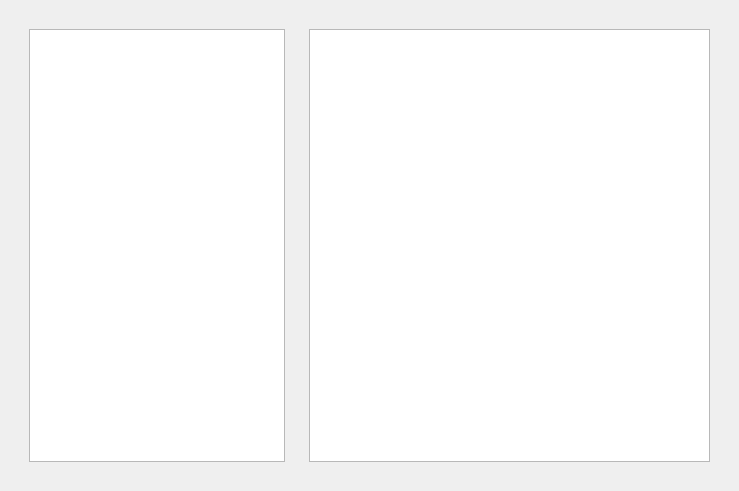
This is ui/ui_files/game_profile_widget.ui in JPCassimiro/JHMR as Qt 5 draws it before an edit. The edited form follows.
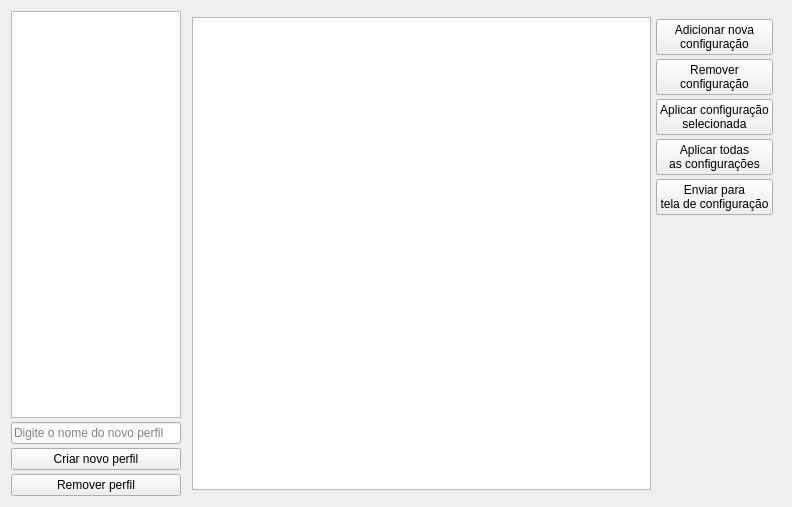
This is the edited form.

Commit message: 80% complete game profile feature

The edit to the form file:
```diff
--- a/ui/ui_files/game_profile_widget.ui
+++ b/ui/ui_files/game_profile_widget.ui
@@ -6,8 +6,8 @@
    <rect>
     <x>0</x>
     <y>0</y>
-    <width>739</width>
-    <height>491</height>
+    <width>792</width>
+    <height>507</height>
    </rect>
   </property>
   <property name="windowTitle">
@@ -16,21 +16,211 @@
   <layout class="QGridLayout" name="gridLayout">
    <item row="0" column="0">
     <widget class="QWidget" name="gameProfileContainer" native="true">
-     <layout class="QHBoxLayout" name="horizontalLayout" stretch="0,1">
+     <layout class="QHBoxLayout" name="horizontalLayout" stretch="4,14">
+      <property name="spacing">
+       <number>5</number>
+      </property>
+      <property name="leftMargin">
+       <number>0</number>
+      </property>
+      <property name="topMargin">
+       <number>0</number>
+      </property>
+      <property name="rightMargin">
+       <number>0</number>
+      </property>
+      <property name="bottomMargin">
+       <number>0</number>
+      </property>
       <item>
        <widget class="QWidget" name="gameProfileListContainer" native="true">
         <layout class="QVBoxLayout" name="verticalLayout">
+         <property name="spacing">
+          <number>4</number>
+         </property>
+         <property name="leftMargin">
+          <number>0</number>
+         </property>
+         <property name="topMargin">
+          <number>0</number>
+         </property>
+         <property name="rightMargin">
+          <number>0</number>
+         </property>
+         <property name="bottomMargin">
+          <number>0</number>
+         </property>
          <item>
-          <widget class="QListWidget" name="gameProfileList"/>
+          <widget class="QListWidget" name="gameProfileList">
+           <property name="resizeMode">
+            <enum>QListView::ResizeMode::Adjust</enum>
+           </property>
+           <property name="spacing">
+            <number>4</number>
+           </property>
+           <property name="viewMode">
+            <enum>QListView::ViewMode::ListMode</enum>
+           </property>
+           <property name="uniformItemSizes">
+            <bool>false</bool>
+           </property>
+          </widget>
+         </item>
+         <item>
+          <widget class="QLineEdit" name="gameProfileLineEdit">
+           <property name="text">
+            <string/>
+           </property>
+           <property name="maxLength">
+            <number>32</number>
+           </property>
+           <property name="placeholderText">
+            <string>Digite o nome do novo perfil</string>
+           </property>
+          </widget>
+         </item>
+         <item>
+          <widget class="QPushButton" name="newGameProfileButton">
+           <property name="text">
+            <string>Criar novo perfil</string>
+           </property>
+          </widget>
+         </item>
+         <item>
+          <widget class="QPushButton" name="deleteGameProfileButton">
+           <property name="text">
+            <string>Remover perfil</string>
+           </property>
+          </widget>
          </item>
         </layout>
        </widget>
       </item>
       <item>
        <widget class="QWidget" name="controlContainer" native="true">
-        <layout class="QGridLayout" name="gridLayout_2">
-         <item row="0" column="1">
-          <widget class="QListView" name="profileListView"/>
+        <layout class="QHBoxLayout" name="horizontalLayout_2" stretch="2,0">
+         <property name="spacing">
+          <number>3</number>
+         </property>
+         <property name="leftMargin">
+          <number>6</number>
+         </property>
+         <property name="topMargin">
+          <number>6</number>
+         </property>
+         <property name="rightMargin">
+          <number>6</number>
+         </property>
+         <property name="bottomMargin">
+          <number>6</number>
+         </property>
+         <item>
+          <widget class="QListWidget" name="cardListWidget">
+           <property name="verticalScrollBarPolicy">
+            <enum>Qt::ScrollBarPolicy::ScrollBarAlwaysOff</enum>
+           </property>
+           <property name="horizontalScrollBarPolicy">
+            <enum>Qt::ScrollBarPolicy::ScrollBarAlwaysOff</enum>
+           </property>
+           <property name="flow">
+            <enum>QListView::Flow::LeftToRight</enum>
+           </property>
+           <property name="resizeMode">
+            <enum>QListView::ResizeMode::Adjust</enum>
+           </property>
+           <property name="spacing">
+            <number>5</number>
+           </property>
+           <property name="viewMode">
+            <enum>QListView::ViewMode::IconMode</enum>
+           </property>
+           <property name="uniformItemSizes">
+            <bool>true</bool>
+           </property>
+          </widget>
+         </item>
+         <item>
+          <widget class="QWidget" name="cardButtonContainer" native="true">
+           <layout class="QVBoxLayout" name="verticalLayout_2" stretch="0,0,0,0,0,0">
+            <property name="spacing">
+             <number>4</number>
+            </property>
+            <property name="leftMargin">
+             <number>2</number>
+            </property>
+            <property name="topMargin">
+             <number>2</number>
+            </property>
+            <property name="rightMargin">
+             <number>2</number>
+            </property>
+            <property name="bottomMargin">
+             <number>2</number>
+            </property>
+            <item>
+             <widget class="QPushButton" name="addNewCardButton">
+              <property name="text">
+               <string>Adicionar nova
+configuração</string>
+              </property>
+              <property name="autoDefault">
+               <bool>false</bool>
+              </property>
+              <property name="default">
+               <bool>false</bool>
+              </property>
+              <property name="flat">
+               <bool>false</bool>
+              </property>
+             </widget>
+            </item>
+            <item>
+             <widget class="QPushButton" name="deleteCardButton">
+              <property name="text">
+               <string>Remover
+configuração</string>
+              </property>
+             </widget>
+            </item>
+            <item>
+             <widget class="QPushButton" name="applySelectedCardButton">
+              <property name="text">
+               <string>Aplicar configuração
+selecionada</string>
+              </property>
+             </widget>
+            </item>
+            <item>
+             <widget class="QPushButton" name="applyAllCardsButton">
+              <property name="text">
+               <string>Aplicar todas
+as configurações</string>
+              </property>
+             </widget>
+            </item>
+            <item>
+             <widget class="QPushButton" name="sendToConfigScreenButton">
+              <property name="text">
+               <string>Enviar para
+tela de configuração</string>
+              </property>
+             </widget>
+            </item>
+            <item>
+             <spacer name="verticalSpacer">
+              <property name="orientation">
+               <enum>Qt::Orientation::Vertical</enum>
+              </property>
+              <property name="sizeHint" stdset="0">
+               <size>
+                <width>20</width>
+                <height>40</height>
+               </size>
+              </property>
+             </spacer>
+            </item>
+           </layout>
+          </widget>
          </item>
         </layout>
        </widget>
```
The commit also changes 28 other files.
